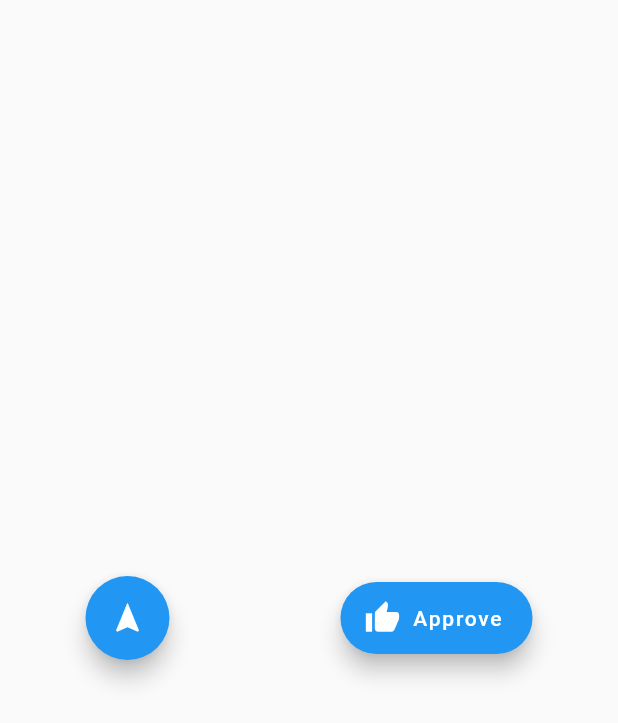
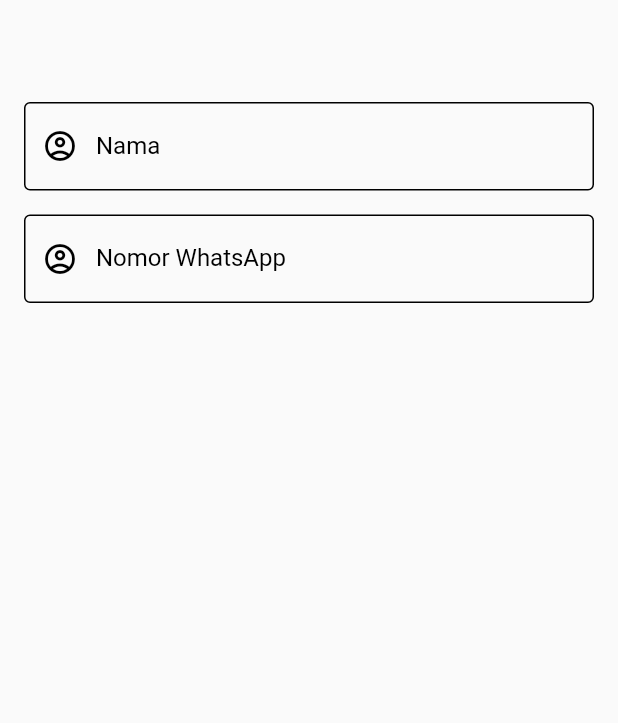
Before and after one commit to nuraeni28/introduction-flutter, a Flutter app: the screen it shows after launch, on a phone screen of 412 x 824 dp. Shown: the top 723 px of the screen. Run offline on Flutter 3.47's test engine with Material 2 defaults, Android fonts, the phone set to English and light mode, and no system bars.

Commit message:
add demo textfield

```diff
--- a/lib/demo_card.dart
+++ b/lib/demo_card.dart
@@ -5,7 +5,7 @@ class DemoCard extends StatelessWidget {
 
   @override
   Widget build(BuildContext context) {
-    return Scaffold(
+    return const Scaffold(
       body: Center(
         child: SizedBox(
           height: 100,
--- a/lib/demo_fab.dart
+++ b/lib/demo_fab.dart
@@ -14,8 +14,8 @@ class DemoFAB extends StatelessWidget {
                 onPressed: () {}, child: const Icon(Icons.navigation)),
             FloatingActionButton.extended(
               onPressed: () {},
-              label: Text('Approve'),
-              icon: Icon(Icons.thumb_up),
+              label: const Text('Approve'),
+              icon: const Icon(Icons.thumb_up),
             )
           ],
         ),
--- a/lib/demo_stack.dart
+++ b/lib/demo_stack.dart
@@ -10,7 +10,7 @@ class DemoStack extends StatelessWidget {
         child: Stack(
           children: [
             Image.asset('assets/pantai.jpg'),
-            Positioned(
+            const Positioned(
                 top: 30.0,
                 right: 20.0,
                 child: Text(
--- /dev/null
+++ b/lib/demo_text_field.dart
@@ -0,0 +1,81 @@
+import 'package:flutter/material.dart';
+
+class DemoTextField extends StatelessWidget {
+  const DemoTextField({super.key});
+
+  @override
+  Widget build(BuildContext context) {
+    return Scaffold(
+      body: Padding(
+        padding: const EdgeInsets.symmetric(vertical: 60.0, horizontal: 16.0),
+        child: Column(
+          children: [
+            Container(
+                padding: const EdgeInsets.symmetric(vertical: 8.0),
+                child: TextFormField(
+                  decoration: const InputDecoration(
+                    prefixIcon: Icon(
+                      Icons.account_circle_outlined,
+                      color: Colors.black,
+                    ),
+                    focusColor: Colors.black,
+                    enabledBorder: OutlineInputBorder(
+                        borderSide:
+                            BorderSide(width: 1.0, color: Colors.black)),
+                    focusedBorder: OutlineInputBorder(
+                        borderSide:
+                            BorderSide(width: 1.0, color: Colors.black)),
+                    labelText: "Nama",
+                    labelStyle: TextStyle(color: Colors.black),
+                    hintText: "Masukkan nama Anda",
+                  ),
+                  autofocus: false,
+                  autocorrect: false,
+                )),
+            Container(
+                padding: const EdgeInsets.symmetric(vertical: 8.0),
+                child: TextFormField(
+                  decoration: const InputDecoration(
+                    prefixIcon: Icon(
+                      Icons.account_circle_outlined,
+                      color: Colors.black,
+                    ),
+                    focusColor: Colors.black,
+                    enabledBorder: OutlineInputBorder(
+                        borderSide:
+                            BorderSide(width: 1.0, color: Colors.black)),
+                    focusedBorder: OutlineInputBorder(
+                        borderSide:
+                            BorderSide(width: 1.0, color: Colors.black)),
+                    labelText: "Nomor WhatsApp",
+                    labelStyle: TextStyle(color: Colors.black),
+                    hintText: "Masukkan Nomor WhatsApp Anda",
+                  ),
+                  autofocus: false,
+                  autocorrect: false,
+                  keyboardType: TextInputType.phone,
+                )),
+            // Container(
+            //     padding: EdgeInsets.symmetric(vertical: 8.0),
+            //     child: TextFormField(
+            //       decoration: InputDecoration(
+            //         border: OutlineInputBorder(),
+            //         labelText: "Nama",
+            //         hintText: "Masukkan nama Anda",
+            //       ),
+            //     )),
+            // Container(
+            //     padding: EdgeInsets.symmetric(vertical: 8.0),
+            //     child: TextFormField(
+            //       decoration: InputDecoration(
+            //         border: OutlineInputBorder(),
+            //         labelText: "Nomor WhatsApp",
+            //         hintText: "Masukkan nomor WhatsApp Anda",
+            //       ),
+            //     )),
+          ],
+        ),
+      ),
+    );
+  }
+}
--- a/lib/main.dart
+++ b/lib/main.dart
@@ -5,6 +5,7 @@ import 'package:introduction_flutter/demo_card.dart';
 import 'package:introduction_flutter/demo_expanded.dart';
 import 'package:introduction_flutter/demo_sizedbox.dart';
 import 'package:introduction_flutter/demo_snack_bar.dart';
+import 'package:introduction_flutter/demo_text_field.dart';
 
 void main() {
   runApp(const MyApp());
@@ -21,6 +22,6 @@ class MyApp extends StatelessWidget {
         theme: ThemeData(
           primarySwatch: Colors.blue,
         ),
-        home: const DemoFAB());
+        home: const DemoTextField());
   }
 }
```
Also changed, not shown: lib/demo_check_box.dart (added).
